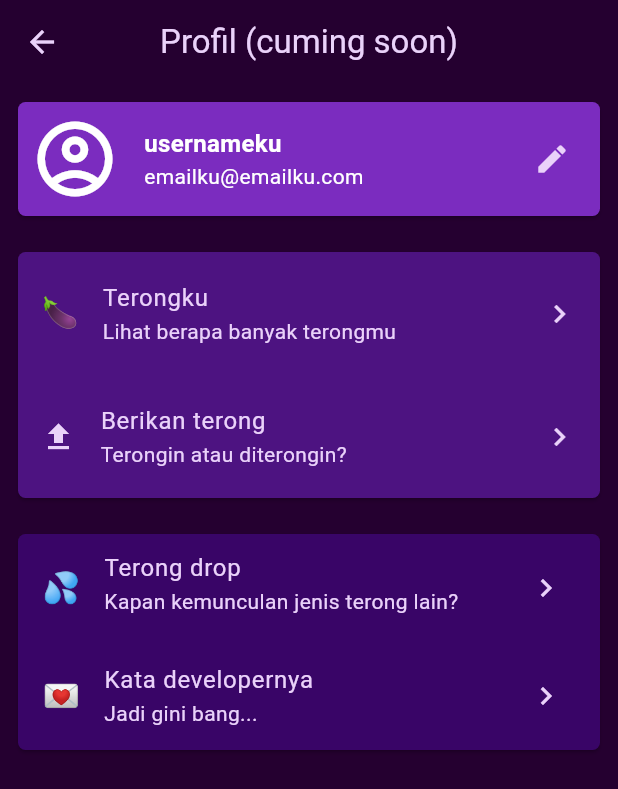
After one commit to ramasii/game-terong, a Flutter app: the HomePage screen opened directly, after a tap on the "person" icon, on a phone screen of 412 x 824 dp. The commit adds this screen. Shown: the top 789 px of the screen. Run offline on Flutter 3.47's test engine with Material 3 defaults, Android fonts, the phone set to English and light mode, and no system bars; our stand-ins replace cloud_firestore, firebase_analytics, firebase_auth, firebase_core, shared_preferences, simple_shadow; accounts and stored records are empty; generated files the repository leaves out were written again.

Commit message:
nambahin beberapa fitur
- halaman profil
- nyambung ke firebase
- logEvent 100 terong
- terong pixel dari Wapa

```diff
--- a/lib/classes/classes.dart
+++ b/lib/classes/classes.dart
@@ -1 +1,2 @@
 export 'terong.dart';
+export 'user_account.dart';
--- /dev/null
+++ b/lib/classes/terong_pixel.dart
@@ -0,0 +1,27 @@
+
+import 'package:shared_preferences/shared_preferences.dart';
+
+class TerongPixel {
+  int count;
+
+  TerongPixel({this.count = 0});
+
+  // func
+  void Add(int amount) async {
+    count += amount;
+  }
+
+  Future<void> Save() async {
+    SharedPreferences pref = await SharedPreferences.getInstance();
+
+    await pref.setInt("terongPixelCount", count);
+  }
+
+  Future<void> Load() async {
+    SharedPreferences pref = await SharedPreferences.getInstance();
+
+    int terongPixelCount = pref.getInt("terongPixelCount") ?? 0;
+
+    count = terongPixelCount;
+  }
+}
--- a/lib/pages/home.dart
+++ b/lib/pages/home.dart
@@ -3,12 +3,14 @@ import 'dart:developer';
 import 'package:firebase_analytics/firebase_analytics.dart';
 import 'package:flutter/material.dart';
 import 'package:firebase_auth/firebase_auth.dart';
+import 'package:tame_terong/classes/terong_pixel.dart';
 import 'package:tame_terong/packages.dart';
-// import 'package:firebase_analytics/firebase_analytics.dart';
+import 'package:tame_terong/pages/profile_page.dart';
 import '../classes/terong.dart';
+import 'pages.dart';
 
 class HomePage extends StatefulWidget {
-  const HomePage({super.key, required this.title});
+  const HomePage({super.key, this.title = "Game Terong"});
 
   final String title;
 
@@ -18,10 +20,11 @@ class HomePage extends StatefulWidget {
 
 class _HomePageState extends State<HomePage> {
   Terong terong = Terong();
+  TerongPixel terongPixel = TerongPixel();
 
   // anonym auth
   final FirebaseAuth _auth = FirebaseAuth.instance;
-  User? _user;
+  User? user;
 
   // analytic
   final FirebaseAnalytics analytics = FirebaseAnalytics.instance;
@@ -31,7 +34,7 @@ class _HomePageState extends State<HomePage> {
     super.initState();
 
     SetupTerong();
-    _signInAnonymously();
+    // _signInAnonymously();
     SetupAnalytics();
   }
 
@@ -41,6 +44,8 @@ class _HomePageState extends State<HomePage> {
 
   Future SetupTerong() async {
     await terong.ReadTerong();
+    await terongPixel.Load();
+
     setState(() {
       log("Setup Terong");
     });
@@ -49,9 +54,7 @@ class _HomePageState extends State<HomePage> {
   @override
   Widget build(BuildContext context) {
     return Scaffold(
-      // appBar: AppBar(
-      //   title: Text(widget.title),
-      // ),
+      appBar: HomeAppBar(),
       body: Center(
         child: Column(
           mainAxisAlignment: MainAxisAlignment.center,
@@ -71,6 +74,26 @@ class _HomePageState extends State<HomePage> {
     );
   }
 
+  AppBar HomeAppBar() {
+    return AppBar(
+      // title: Text(widget.title),
+      backgroundColor: Colors.transparent,
+      actions: [ProfileButton()],
+    );
+  }
+
+  IconButton ProfileButton() {
+    return IconButton(
+      onPressed: () {
+        // go to akun page
+        Navigator.of(context)
+            .push(MaterialPageRoute(builder: (_) => ProfilePage()));
+      },
+      icon: Icon(Icons.person),
+      tooltip: "Profil",
+    );
+  }
+
   // func
   Widget TerongButton() {
     return Container(
@@ -84,11 +107,8 @@ class _HomePageState extends State<HomePage> {
               terong.WriteTerong();
             });
 
-            // await FirestoreService().addUser("usnm", "pass");
-
-            await analytics.logEvent(
-                name: "seratus_terong",
-                parameters: {"terongCount": terong.count});
+            CheckThenGetTerong();
+            await CheckThenSendEvent();
           },
           splashColor: Colors.transparent,
           hoverColor: Colors.transparent,
@@ -100,11 +120,54 @@ class _HomePageState extends State<HomePage> {
         ));
   }
 
+  Future<void> CheckThenSendEvent() async {
+    // kirim event
+    if (terong.count == 100) {
+      await analytics.logEvent(
+          name: "seratus_terong", parameters: {"terongCount": terong.count});
+    }
+  }
+
+  CheckThenGetTerong() {
+    // cek waktu
+    DateTime dateTime = DateTime.now();
+
+    // jika (jam < 12 atau jam >= 11) dan terong kelipatan 1000
+    // maka dapatkan terong pixel
+    if ((dateTime.hour < 12 || dateTime.hour >= 11) &&
+        (terong.count % 1000 == 0)) {
+      // beri terong pixel
+      terongPixel.Add(1);
+      terongPixel.Save();
+
+      // dialog selamat
+      showDialog(
+          context: context,
+          builder: (context) {
+            return AlertDialog(
+              title: Text("Selamat!"),
+              content: Container(
+                child: Column(
+                  mainAxisSize: MainAxisSize.min,
+                  children: [
+                    Text("Kamu mendapatkan Terong Pixel 😋🍆"),
+                    Divider(
+                      color: Colors.transparent,
+                    ),
+                    Image.asset("assets/images/terong pixel.png")
+                  ],
+                ),
+              ),
+            );
+          });
+    }
+  }
+
   Future<void> _signInAnonymously() async {
     try {
       UserCredential userCredential = await _auth.signInAnonymously();
       setState(() {
-        _user = userCredential.user;
+        user = userCredential.user;
       });
       print("Signed in with temporary account.");
     } catch (e) {
@@ -112,21 +175,3 @@ class _HomePageState extends State<HomePage> {
     }
   }
 }
-
-class FirestoreService {
-  final FirebaseFirestore _firestore = FirebaseFirestore.instance;
-
-  Future<void> addUser(String username, String pass) async {
-    try {
-      await _firestore.collection('user_accounts').doc(username).set({
-        'username': username,
-        'password': pass,
-        'date_created': FieldValue.serverTimestamp(),
-        'date_edited': FieldValue.serverTimestamp(),
-      });
-      print('User added successfully');
-    } catch (e) {
-      print('Error adding user: $e');
-    }
-  }
-}
--- /dev/null
+++ b/lib/pages/profile_page.dart
@@ -0,0 +1,180 @@
+import 'dart:developer';
+
+import 'package:flutter/cupertino.dart';
+import 'package:flutter/material.dart';
+import 'package:flutter/widgets.dart';
+
+class ProfilePage extends StatefulWidget {
+  const ProfilePage({super.key});
+
+  @override
+  State<ProfilePage> createState() => _ProfilePageState();
+}
+
+class _ProfilePageState extends State<ProfilePage> {
+  @override
+  Widget build(BuildContext context) {
+    return Scaffold(
+      appBar: ProfileAppBar(),
+      body: ProfileBody(),
+    );
+  }
+
+  Container ProfileBody() {
+    return Container(
+      padding: const EdgeInsets.all(8),
+      child: Column(
+        mainAxisSize: MainAxisSize.min,
+        children: [
+          UsernameCard(),
+          const Divider(
+            color: Colors.transparent,
+          ),
+          MenuCard(),
+          const Divider(
+            color: Colors.transparent,
+          ),
+          Card(
+            color: Color.fromARGB(255, 57, 5, 103),
+            shape: RoundedRectangleBorder(
+                borderRadius: BorderRadius.all(Radius.circular(5))),
+            child: Column(
+              mainAxisSize: MainAxisSize.min,
+              children: [
+                // terong drop
+                ListTile(
+                  onTap: () {
+                    log("Terong drop");
+                  },
+                  leading: Text(
+                    "💦",
+                    style: TextStyle(fontSize: 20),
+                  ),
+                  title: Text("Terong drop"),
+                  subtitle: SingleChildScrollView(
+                      scrollDirection: Axis.horizontal,
+                      child: Text("Kapan kemunculan jenis terong lain?")),
+                  trailing: Icon(Icons.chevron_right),
+                ),
+                // kata deve
+                ListTile(
+                  onTap: () {
+                    log("Kata developernya");
+                  },
+                  leading: Text(
+                    "💌",
+                    style: TextStyle(fontSize: 20),
+                  ),
+                  title: Text("Kata developernya"),
+                  subtitle: Text("Jadi gini bang..."),
+                  trailing: Icon(Icons.chevron_right),
+                ),
+              ],
+            ),
+          )
+        ],
+      ),
+    );
+  }
+
+  Card MenuCard() {
+    return Card(
+      color: Color.fromARGB(255, 77, 19, 129),
+      shape: RoundedRectangleBorder(
+          borderRadius: BorderRadius.all(Radius.circular(5))),
+      child: Padding(
+        padding: EdgeInsets.all(0),
+        // list menu
+        child: Column(
+          mainAxisSize: MainAxisSize.min,
+          children: [
+            // terongku
+            ListTile(
+              onTap: () {
+                log("Terongku");
+              },
+              leading: Text(
+                "🍆",
+                style: TextStyle(fontSize: 20),
+              ),
+              title: Text("Terongku"),
+              subtitle: Text("Lihat berapa banyak terongmu"),
+              trailing: Icon(Icons.chevron_right),
+              contentPadding: EdgeInsets.fromLTRB(15, 5, 15, 5),
+            ),
+            ListTile(
+              onTap: () {
+                log("Berikan terong");
+              },
+              leading: Icon(Icons.upload),
+              title: Text("Berikan terong"),
+              subtitle: Text("Terongin atau diterongin?"),
+              trailing: Icon(Icons.chevron_right),
+              contentPadding: EdgeInsets.fromLTRB(15, 5, 15, 5),
+            ),
+          ],
+        ),
+      ),
+    );
+  }
+
+  Card UsernameCard() {
+    return Card(
+      color: const Color(0xFF7B2CBF),
+      shape: const RoundedRectangleBorder(
+          borderRadius: BorderRadius.all(Radius.circular(5))),
+      child: Padding(
+        padding: const EdgeInsets.all(8.0),
+        child: Row(
+          children: [
+            // ikon akun
+            const Icon(
+              Icons.account_circle_outlined,
+              size: 60,
+              color: Color(0xFFFFFFFF),
+            ),
+            // divider
+            const VerticalDivider(
+              color: Colors.transparent,
+            ),
+            // tampilan username dan email
+            const Expanded(
+              child: Column(
+                crossAxisAlignment: CrossAxisAlignment.start,
+                mainAxisAlignment: MainAxisAlignment.spaceBetween,
+                mainAxisSize: MainAxisSize.min,
+                children: [
+                  Text(
+                    "usernameku",
+                    style: TextStyle(
+                        fontWeight: FontWeight.bold,
+                        fontSize: 16,
+                        color: Colors.white),
+                  ),
+                  Text(
+                    "emailku@emailku.com",
+                    style: TextStyle(color: Colors.white),
+                  ),
+                ],
+              ),
+            ),
+            // tombol edit
+            IconButton(
+                onPressed: () {
+                  log("edit username");
+                },
+                icon: const Icon(Icons.edit))
+          ],
+        ),
+      ),
+    );
+  }
+
+  AppBar ProfileAppBar() {
+    return AppBar(
+        title: const Text(
+          "Profil (cuming soon)",
+        ),
+        centerTitle: true);
+  }
+}
--- /dev/null
+++ b/lib/services/services.dart
@@ -0,0 +1 @@
+export 'firestore_service.dart';
--- a/pubspec.yaml
+++ b/pubspec.yaml
@@ -49,8 +49,6 @@ dependencies:
 dev_dependencies:
   flutter_test:
     sdk: flutter
-
-  flutter_launcher_icons: ^0.13.1
 
   # The "flutter_lints" package below contains a set of recommended lints to
   # encourage good coding practices. The lint set provided by the package is
```
Also changed, not shown: lib/classes/user_account.dart (added, +66 -0 lines), lib/main.dart (+6 -5 lines), lib/pages/loading.dart (+47 -16 lines), lib/services/firestore_service.dart (added, +48 -0 lines), assets/images/terong pixel.png (added), firebase.json.
